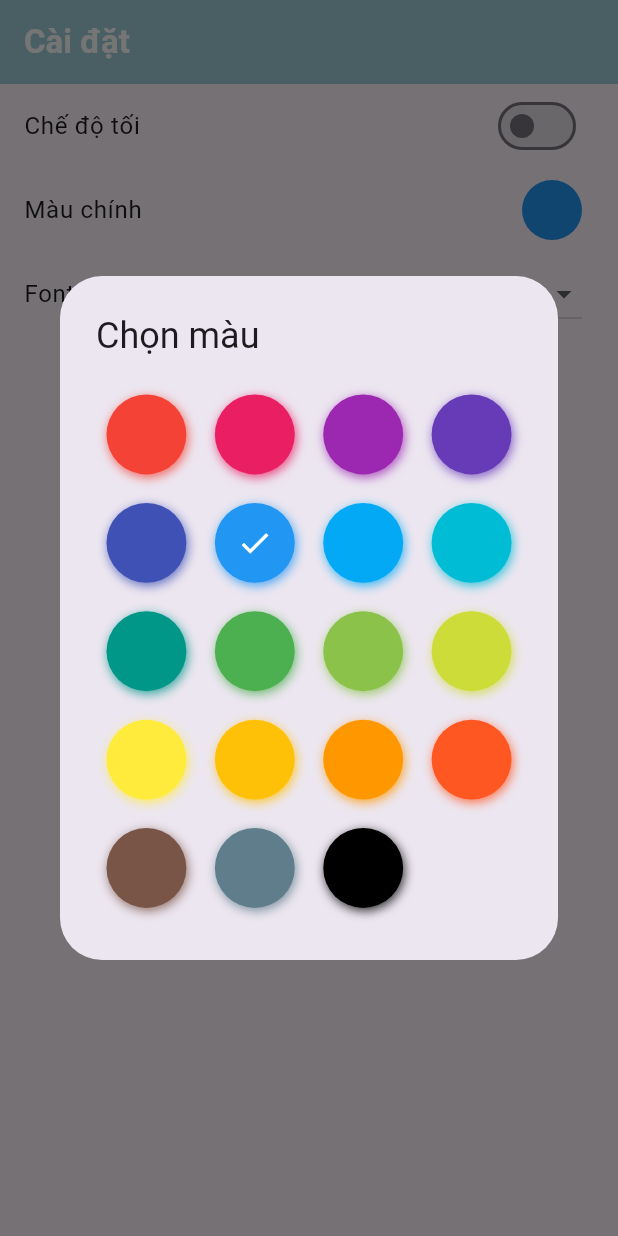
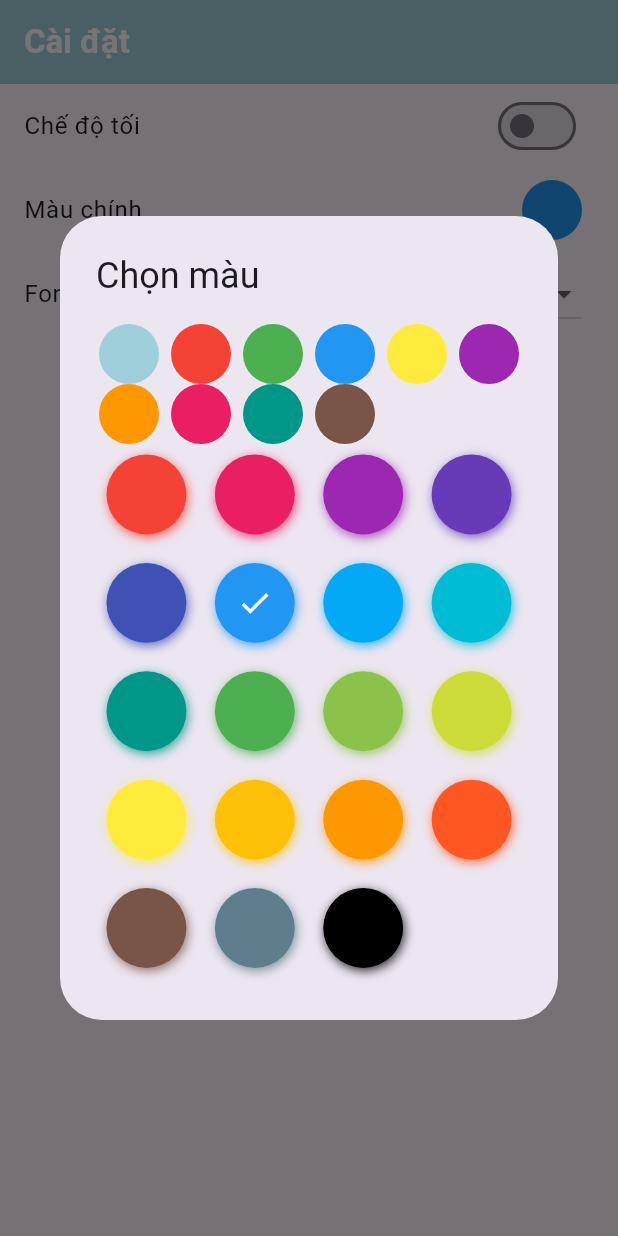
Before and after one commit to qminhminh/client_daily_planner, a Flutter app: the SettingsScreen screen opened directly, after a tap on "Màu chính", on a phone screen of 412 x 824 dp. Run offline on Flutter 3.47's test engine with Material 3 defaults, Android fonts, the phone set to English and light mode, and no system bars; drawn by our look-alikes of flutter_colorpicker; our stand-ins replace bloc, equatable, firebase_core, fl_chart, flutter_bloc, get_storage and 1 more; accounts and stored records are empty; network calls fail.

Commit message:
add mauf

```diff
--- a/lib/setting/setting_screen.dart
+++ b/lib/setting/setting_screen.dart
@@ -114,14 +114,48 @@ class ColorPickerDialog extends StatelessWidget {
 
   @override
   Widget build(BuildContext context) {
+    // Danh sách các màu sắc có sẵn
+    List<Color> colorOptions = [
+      const Color.fromARGB(255, 159, 207, 219),
+      Colors.red,
+      Colors.green,
+      Colors.blue,
+      Colors.yellow,
+      Colors.purple,
+      Colors.orange,
+      Colors.pink,
+      Colors.teal,
+      Colors.brown
+    ];
+
     return AlertDialog(
       title: const Text('Chọn màu'),
       content: SingleChildScrollView(
-        child: BlockPicker(
-          pickerColor: initialColor,
-          onColorChanged: (color) {
-            Navigator.of(context).pop(color);
-          },
+        child: Column(
+          children: [
+            // Hiển thị danh sách màu sắc
+            Wrap(
+              spacing: 8.0,
+              children: colorOptions.map((color) {
+                return GestureDetector(
+                  onTap: () {
+                    Navigator.of(context).pop(color); // Trả về màu đã chọn
+                  },
+                  child: CircleAvatar(
+                    backgroundColor: color,
+                    radius: 20,
+                  ),
+                );
+              }).toList(),
+            ),
+            // Color picker widget (nếu bạn vẫn muốn giữ nó)
+            BlockPicker(
+              pickerColor: initialColor,
+              onColorChanged: (color) {
+                Navigator.of(context).pop(color);
+              },
+            ),
+          ],
         ),
       ),
     );
```
